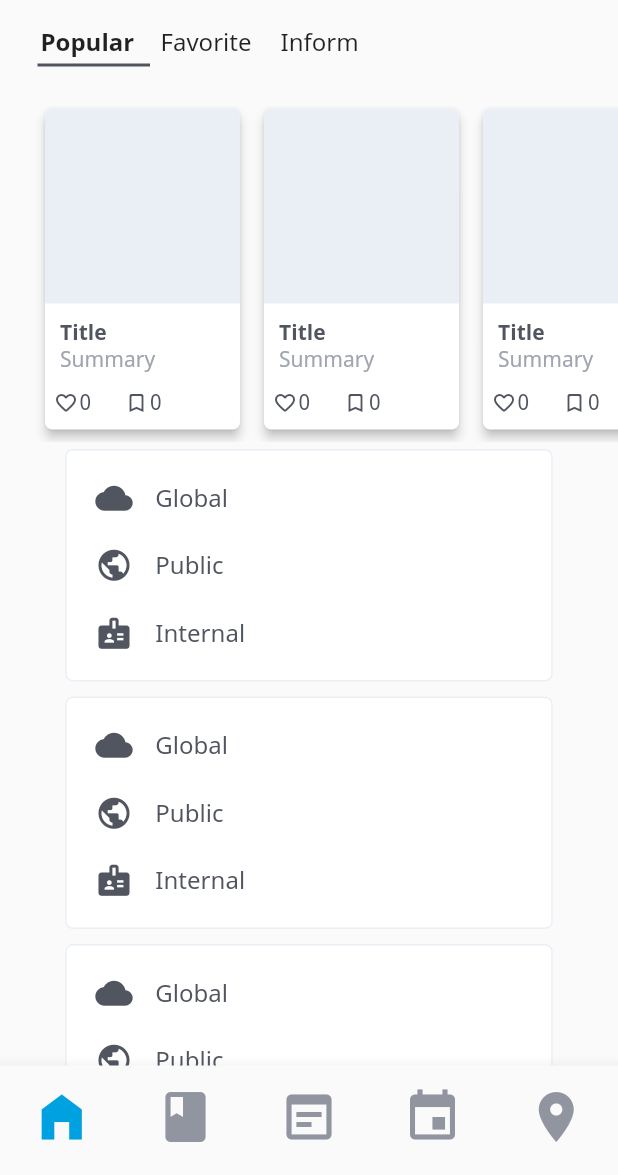
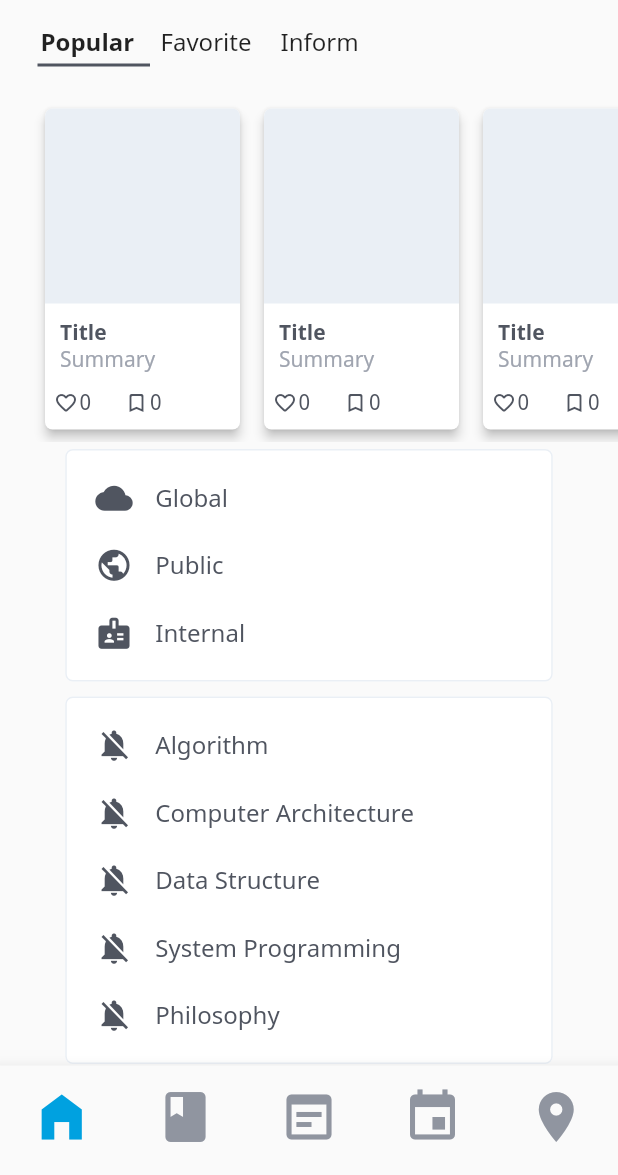
Before and after one commit to padong4284/padong-app, a Flutter app: the MainView screen opened by its route, on a phone screen of 412 x 824 dp, the part 61-1236 px from its top. Run offline on Flutter 3.47's test engine with Material 2 defaults, Android fonts, the phone set to English and light mode, and no system bars.

Commit message:
feat: notification board list tile

```diff
--- a/lib/ui/views/main/main_view.dart
+++ b/lib/ui/views/main/main_view.dart
@@ -55,8 +55,8 @@ class _MainViewState extends State<MainView> {
                       .toList()),
             ]),
             BoardListTile(boards: ['Global', 'Public', 'Internal'], icons: [Icons.cloud, Icons.public, Icons.badge]),
-            BoardListTile(boards: ['Global', 'Public', 'Internal'], icons: [Icons.cloud, Icons.public, Icons.badge]),
-            BoardListTile(boards: ['Global', 'Public', 'Internal'], icons: [Icons.cloud, Icons.public, Icons.badge])
+            BoardListTile(boards: ['Algorithm', 'Computer Architecture', 'Data Structure', 'System Programming', 'Philosophy'], isAlertTile: true),
+            BoardListTile(boards: ['Replied', 'Liked', 'Saved'], icons: [Icons.mode_comment, Icons.favorite_rounded, Icons.bookmark_rounded]),
           ],
         )),
         bottomNavigationBar: PadongBottomNavigationBar());
--- a/lib/ui/widgets/board_list_tile.dart
+++ b/lib/ui/widgets/board_list_tile.dart
@@ -1,9 +1,7 @@
 import 'package:flutter/material.dart';
 import 'package:padong/ui/theme/app_theme.dart';
-import 'package:padong/ui/shared/types.dart';
-import 'package:padong/ui/widgets/transp_button.dart';
 
-class BoardListTile extends StatelessWidget {
+class BoardListTile extends StatefulWidget {
   final List<String> boards;
   final List<IconData> icons;
   final bool isAlertTile;
@@ -12,10 +10,26 @@ class BoardListTile extends StatelessWidget {
       {@required List<String> boards,
       List<IconData> icons,
       isAlertTile = false})
-      : assert(!isAlertTile && (boards.length == icons.length)),
+      : assert(isAlertTile || (boards.length == icons.length)),
         this.boards = boards,
         this.icons = icons,
         this.isAlertTile = isAlertTile;
+
+  @override
+  _BoardListTileState createState() => _BoardListTileState();
+}
+
+class _BoardListTileState extends State<BoardListTile> {
+  List<bool> notifications;
+
+  @override
+  @override
+  void initState() {
+    super.initState();
+    this.notifications = Iterable<int>.generate(widget.boards.length).map((_) {
+      return false; // get notification or not from firebase
+    }).toList();
+  }
 
   @override
   Widget build(BuildContext context) {
@@ -30,7 +44,7 @@ class BoardListTile extends StatelessWidget {
             width: 325,
             padding: const EdgeInsets.symmetric(vertical: 10, horizontal: 20),
             child: Column(
-                children: Iterable<int>.generate(this.boards.length)
+                children: Iterable<int>.generate(widget.boards.length)
                     .map(
                       (idx) => InkWell(
                           onTap: () {},
@@ -40,10 +54,25 @@ class BoardListTile extends StatelessWidget {
                               child: Row(children: [
                                 Padding(
                                     padding: const EdgeInsets.only(right: 15.0),
-                                    child: Icon(this.icons[idx],
-                                        size: 25,
-                                        color: AppTheme.colors.support)),
-                                this.boardText(this.boards[idx])
+                                    child: InkWell(
+                                        onTap: () {
+                                          setState(() {
+                                            this.notifications[idx] =
+                                                widget.isAlertTile &&
+                                                    !this.notifications[idx];
+                                          });
+                                        },
+                                        child: Icon(
+                                            widget.isAlertTile
+                                                ? this.notifications[idx]
+                                                    ? Icons.notifications
+                                                    : Icons.notifications_off
+                                                : widget.icons[idx],
+                                            size: 25,
+                                            color: this.notifications[idx]
+                                                ? AppTheme.colors.pointYellow
+                                                : AppTheme.colors.support))),
+                                this.boardText(widget.boards[idx])
                               ]))),
                     )
                     .toList())));
--- a/lib/ui/widgets/safe_padding_template.dart
+++ b/lib/ui/widgets/safe_padding_template.dart
@@ -10,7 +10,7 @@ class SafePaddingTemplate extends StatelessWidget {
     return SafeArea(
         child: SingleChildScrollView(
       padding: EdgeInsets.symmetric(horizontal: 25.0),
-      child: (this.child),
+      child: this.child,
     ));
   }
 }
```
